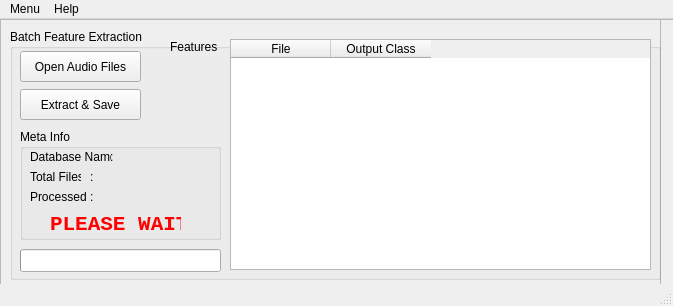
Old version of the form Program/view/ui_files/BatchTestWindow.ui in the repository sukorenomw/MFCC-and-LVQ-for-TDSV.
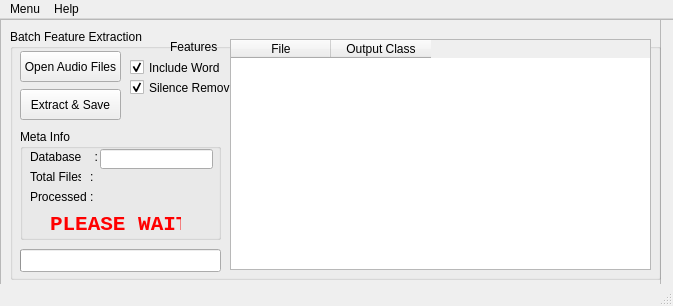
New version of the form. Icons and pictures are not drawn.

```diff
--- a/Program/view/ui_files/BatchTestWindow.ui
+++ b/Program/view/ui_files/BatchTestWindow.ui
@@ -90,7 +90,7 @@
        <rect>
         <x>10</x>
         <y>22</y>
-        <width>121</width>
+        <width>101</width>
         <height>31</height>
        </rect>
       </property>
@@ -103,7 +103,7 @@
        <rect>
         <x>10</x>
         <y>60</y>
-        <width>121</width>
+        <width>101</width>
         <height>31</height>
        </rect>
       </property>
@@ -167,7 +167,7 @@
         <rect>
          <x>10</x>
          <y>20</y>
-         <width>81</width>
+         <width>71</width>
          <height>16</height>
         </rect>
        </property>
@@ -178,26 +178,7 @@
         </font>
        </property>
        <property name="text">
-        <string>Database Name</string>
-       </property>
-      </widget>
-      <widget class="QLabel" name="audioFilenameLbl_2">
-       <property name="geometry">
-        <rect>
-         <x>90</x>
-         <y>20</y>
-         <width>101</width>
-         <height>16</height>
-        </rect>
-       </property>
-       <property name="font">
-        <font>
-         <weight>50</weight>
-         <bold>false</bold>
-        </font>
-       </property>
-       <property name="text">
-        <string>:</string>
+        <string>Database    :</string>
        </property>
       </widget>
       <widget class="QLabel" name="progressLbl">
@@ -300,6 +281,16 @@
         <string>:</string>
        </property>
       </widget>
+      <widget class="QLineEdit" name="databaseNameVal">
+       <property name="geometry">
+        <rect>
+         <x>80</x>
+         <y>20</y>
+         <width>113</width>
+         <height>20</height>
+        </rect>
+       </property>
+      </widget>
      </widget>
      <widget class="QProgressBar" name="progressBar">
       <property name="geometry">
@@ -317,6 +308,38 @@
        <bool>false</bool>
       </property>
      </widget>
+     <widget class="QCheckBox" name="inclWordCheck">
+      <property name="geometry">
+       <rect>
+        <x>120</x>
+        <y>30</y>
+        <width>101</width>
+        <height>17</height>
+       </rect>
+      </property>
+      <property name="text">
+       <string>Include Word</string>
+      </property>
+      <property name="checked">
+       <bool>true</bool>
+      </property>
+     </widget>
+     <widget class="QCheckBox" name="silenceCheck">
+      <property name="geometry">
+       <rect>
+        <x>120</x>
+        <y>50</y>
+        <width>101</width>
+        <height>17</height>
+       </rect>
+      </property>
+      <property name="text">
+       <string>Silence Removal</string>
+      </property>
+      <property name="checked">
+       <bool>true</bool>
+      </property>
+     </widget>
     </widget>
    </widget>
   </widget>
```
